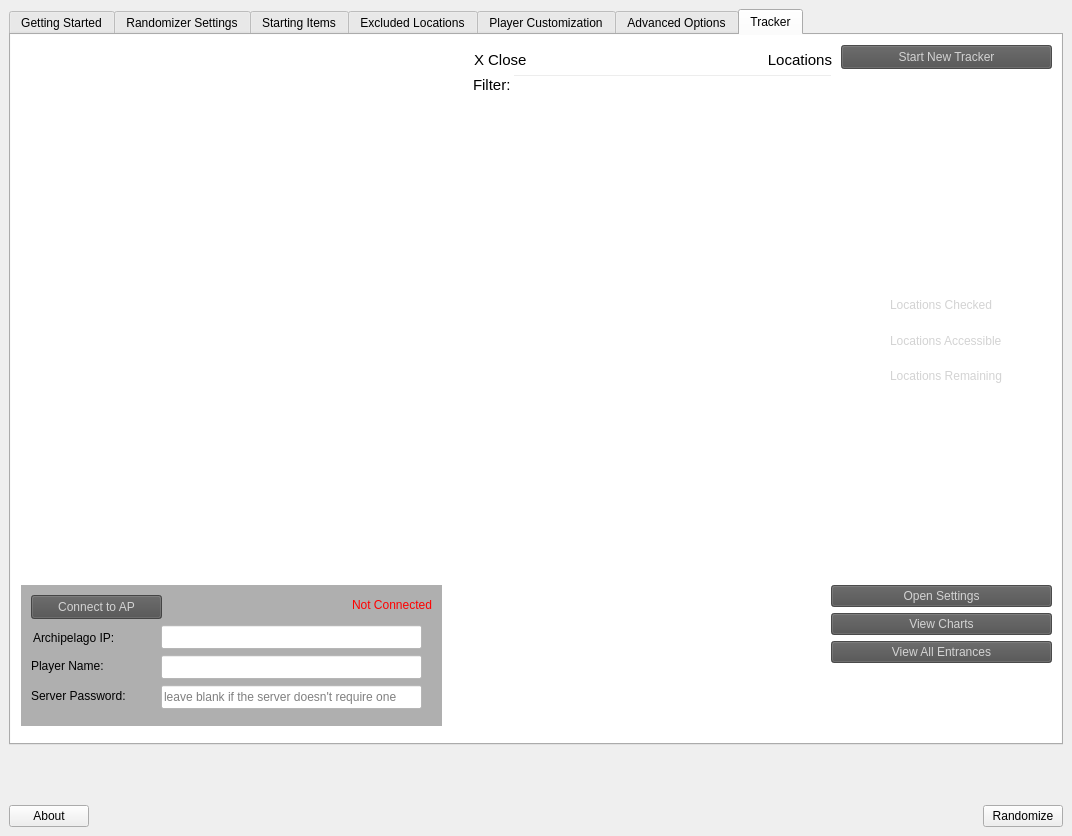
Old version of the form gui/desktop/mainwindow.ui in the repository Teotia444/TWWHD-Randomizer-expbuilds.
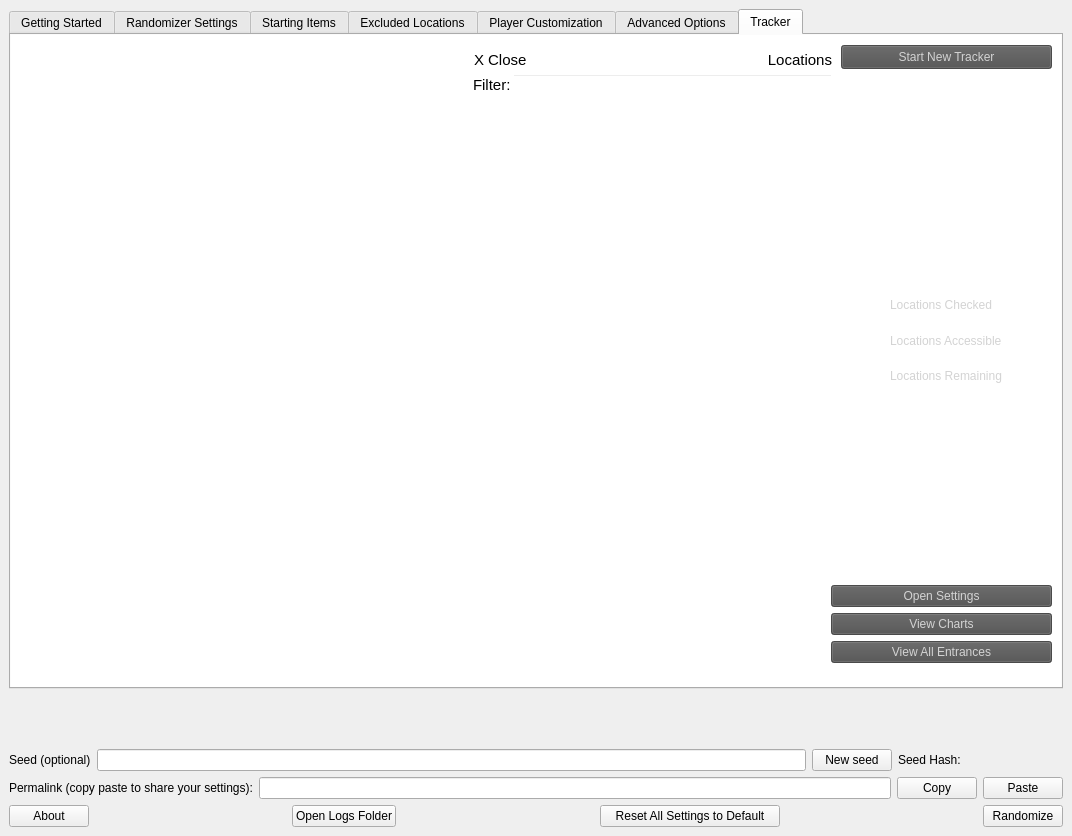
New version of the form. The open tabs and pages were chosen to show the change.

Commit message:
Revert "Merge branch 'archipelago' into main"
This reverts commit 4d6c4bf09b6ef417f08870ecc913dac911f577fd, reversing
changes made to cb7b1c979ac031c8eae91e23fb00fc5f4d042efa.

did not mean to merge

```diff
--- a/gui/desktop/mainwindow.ui
+++ b/gui/desktop/mainwindow.ui
@@ -17,7 +17,7 @@
    </sizepolicy>
   </property>
   <property name="autoFillBackground">
-   <bool>true</bool>
+   <bool>false</bool>
   </property>
   <widget class="QWidget" name="centralwidget">
    <layout class="QVBoxLayout" name="verticalLayout">
@@ -35,7 +35,7 @@
          <x>0</x>
          <y>0</y>
          <width>1054</width>
-         <height>732</height>
+         <height>668</height>
         </rect>
        </property>
        <layout class="QVBoxLayout" name="verticalLayout_4">
@@ -3349,168 +3349,6 @@
              </item>
             </layout>
            </widget>
-           <widget class="QWidget" name="widget" native="true">
-            <property name="geometry">
-             <rect>
-              <x>10</x>
-              <y>550</y>
-              <width>421</width>
-              <height>141</height>
-             </rect>
-            </property>
-            <property name="styleSheet">
-             <string notr="true">background-color: rgba(160, 160, 160, 0.85);</string>
-            </property>
-            <widget class="QPushButton" name="connect_ap_button">
-             <property name="geometry">
-              <rect>
-               <x>10</x>
-               <y>10</y>
-               <width>131</width>
-               <height>24</height>
-              </rect>
-             </property>
-             <property name="styleSheet">
-              <string notr="true">background: rgba(79, 79, 79, 0.85);
-color: lightgray</string>
-             </property>
-             <property name="text">
-              <string>Connect to AP</string>
-             </property>
-            </widget>
-            <widget class="QLineEdit" name="ap_ip">
-             <property name="geometry">
-              <rect>
-               <x>140</x>
-               <y>40</y>
-               <width>261</width>
-               <height>24</height>
-              </rect>
-             </property>
-             <property name="autoFillBackground">
-              <bool>false</bool>
-             </property>
-             <property name="styleSheet">
-              <string notr="true">background-color: rgba(255,255,255,255); color: black;</string>
-             </property>
-            </widget>
-            <widget class="QLineEdit" name="ap_player_name">
-             <property name="geometry">
-              <rect>
-               <x>140</x>
-               <y>70</y>
-               <width>261</width>
-               <height>24</height>
-              </rect>
-             </property>
-             <property name="autoFillBackground">
-              <bool>false</bool>
-             </property>
-             <property name="styleSheet">
-              <string notr="true">background-color: rgba(255,255,255,255); color: black;</string>
-             </property>
-            </widget>
-            <widget class="QLabel" name="connected_status_label">
-             <property name="geometry">
-              <rect>
-               <x>280</x>
-               <y>10</y>
-               <width>131</width>
-               <height>20</height>
-              </rect>
-             </property>
-             <property name="layoutDirection">
-              <enum>Qt::LayoutDirection::LeftToRight</enum>
-             </property>
-             <property name="styleSheet">
-              <string notr="true">color: rgb(255, 0, 0);
-background-color: rgba(255, 255, 255, 0);
-font: 13pt &quot;Segoe UI&quot;;</string>
-             </property>
-             <property name="text">
-              <string>Not Connected</string>
-             </property>
-             <property name="alignment">
-              <set>Qt::AlignmentFlag::AlignRight|Qt::AlignmentFlag::AlignTrailing|Qt::AlignmentFlag::AlignVCenter</set>
-             </property>
-            </widget>
-            <widget class="QLabel" name="label_4">
-             <property name="geometry">
-              <rect>
-               <x>12</x>
-               <y>42</y>
-               <width>111</width>
-               <height>21</height>
-              </rect>
-             </property>
-             <property name="styleSheet">
-              <string notr="true">color: rgb(0, 0, 0);
-font: 12pt &quot;Segoe UI&quot;;
-background-color: rgba(255, 255, 255, 0);
-</string>
-             </property>
-             <property name="text">
-              <string>Archipelago IP:</string>
-             </property>
-            </widget>
-            <widget class="QLabel" name="label_12">
-             <property name="geometry">
-              <rect>
-               <x>10</x>
-               <y>70</y>
-               <width>111</width>
-               <height>21</height>
-              </rect>
-             </property>
-             <property name="styleSheet">
-              <string notr="true">color: rgb(0, 0, 0);
-font: 12pt &quot;Segoe UI&quot;;
-background-color: rgba(255, 255, 255, 0);
-</string>
-             </property>
-             <property name="text">
-              <string>Player Name:</string>
-             </property>
-            </widget>
-            <widget class="QLabel" name="label_13">
-             <property name="geometry">
-              <rect>
-               <x>10</x>
-               <y>100</y>
-               <width>131</width>
-               <height>21</height>
-              </rect>
-             </property>
-             <property name="styleSheet">
-              <string notr="true">color: rgb(0, 0, 0);
-font: 12pt &quot;Segoe UI&quot;;
-background-color: rgba(255, 255, 255, 0);
-</string>
-             </property>
-             <property name="text">
-              <string>Server Password:</string>
-             </property>
-            </widget>
-            <widget class="QLineEdit" name="ap_password">
-             <property name="geometry">
-              <rect>
-               <x>140</x>
-               <y>100</y>
-               <width>261</width>
-               <height>24</height>
-              </rect>
-             </property>
-             <property name="autoFillBackground">
-              <bool>false</bool>
-             </property>
-             <property name="styleSheet">
-              <string notr="true">background-color: rgba(255,255,255,255); color: black;</string>
-             </property>
-             <property name="placeholderText">
-              <string>leave blank if the server doesn't require one</string>
-             </property>
-            </widget>
-           </widget>
           </widget>
          </widget>
         </item>
@@ -3534,6 +3372,83 @@
       </property>
      </widget>
     </item>
+    <item>
+     <layout class="QHBoxLayout" name="horizontalLayout_29">
+      <item>
+       <widget class="QLabel" name="label_3">
+        <property name="text">
+         <string>Seed (optional)</string>
+        </property>
+       </widget>
+      </item>
+      <item>
+       <widget class="QLineEdit" name="seed"/>
+      </item>
+      <item>
+       <widget class="QPushButton" name="generate_seed_button">
+        <property name="text">
+         <string>New seed</string>
+        </property>
+       </widget>
+      </item>
+      <item>
+       <widget class="QLabel" name="seed_hash_label">
+        <property name="sizePolicy">
+         <sizepolicy hsizetype="Fixed" vsizetype="Preferred">
+          <horstretch>0</horstretch>
+          <verstretch>0</verstretch>
+         </sizepolicy>
+        </property>
+        <property name="minimumSize">
+         <size>
+          <width>165</width>
+          <height>0</height>
+         </size>
+        </property>
+        <property name="maximumSize">
+         <size>
+          <width>165</width>
+          <height>16777215</height>
+         </size>
+        </property>
+        <property name="text">
+         <string>Seed Hash:</string>
+        </property>
+        <property name="alignment">
+         <set>Qt::AlignmentFlag::AlignLeading|Qt::AlignmentFlag::AlignLeft|Qt::AlignmentFlag::AlignVCenter</set>
+        </property>
+       </widget>
+      </item>
+     </layout>
+    </item>
+    <item>
+     <layout class="QHBoxLayout" name="horizontalLayout_4">
+      <item>
+       <widget class="QLabel" name="label_4">
+        <property name="text">
+         <string>Permalink (copy paste to share your settings):</string>
+        </property>
+       </widget>
+      </item>
+      <item>
+       <widget class="QLineEdit" name="permalink"/>
+      </item>
+      <item>
+       <widget class="QPushButton" name="copy_permalink">
+        <property name="text">
+         <string>Copy</string>
+        </property>
+       </widget>
+      </item>
+      <item>
+       <widget class="QPushButton" name="paste_permalink">
+        <property name="text">
+         <string>Paste</string>
+        </property>
+       </widget>
+      </item>
+     </layout>
+    </item>
     <item>
      <layout class="QHBoxLayout" name="horizontalLayout">
       <item>
@@ -3543,6 +3458,52 @@
         </property>
        </widget>
       </item>
+      <item>
+       <spacer name="horizontalSpacer">
+        <property name="orientation">
+         <enum>Qt::Orientation::Horizontal</enum>
+        </property>
+        <property name="sizeHint" stdset="0">
+         <size>
+          <width>40</width>
+          <height>20</height>
+         </size>
+        </property>
+       </spacer>
+      </item>
+      <item>
+       <widget class="QPushButton" name="open_logs_folder_button">
+        <property name="text">
+         <string>Open Logs Folder</string>
+        </property>
+       </widget>
+      </item>
+      <item>
+       <spacer name="horizontalSpacer_5">
+        <property name="orientation">
+         <enum>Qt::Orientation::Horizontal</enum>
+        </property>
+        <property name="sizeHint" stdset="0">
+         <size>
+          <width>40</width>
+          <height>20</height>
+         </size>
+        </property>
+       </spacer>
+      </item>
+      <item>
+       <widget class="QPushButton" name="reset_settings_to_default">
+        <property name="minimumSize">
+         <size>
+          <width>180</width>
+          <height>0</height>
+         </size>
+        </property>
+        <property name="text">
+         <string>Reset All Settings to Default</string>
+        </property>
+       </widget>
+      </item>
       <item>
        <spacer name="horizontalSpacer_2">
         <property name="orientation">
```
Left out of the diff: 568 changed lines with no effect on the pictures. The commit also changes 118 other files.
